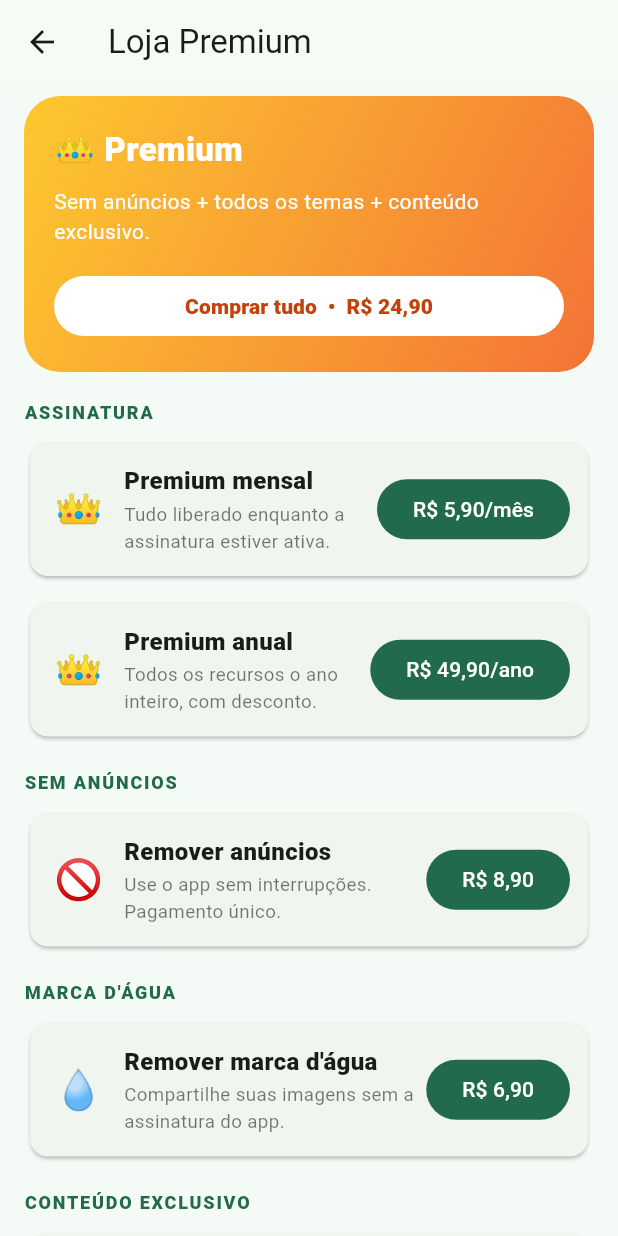
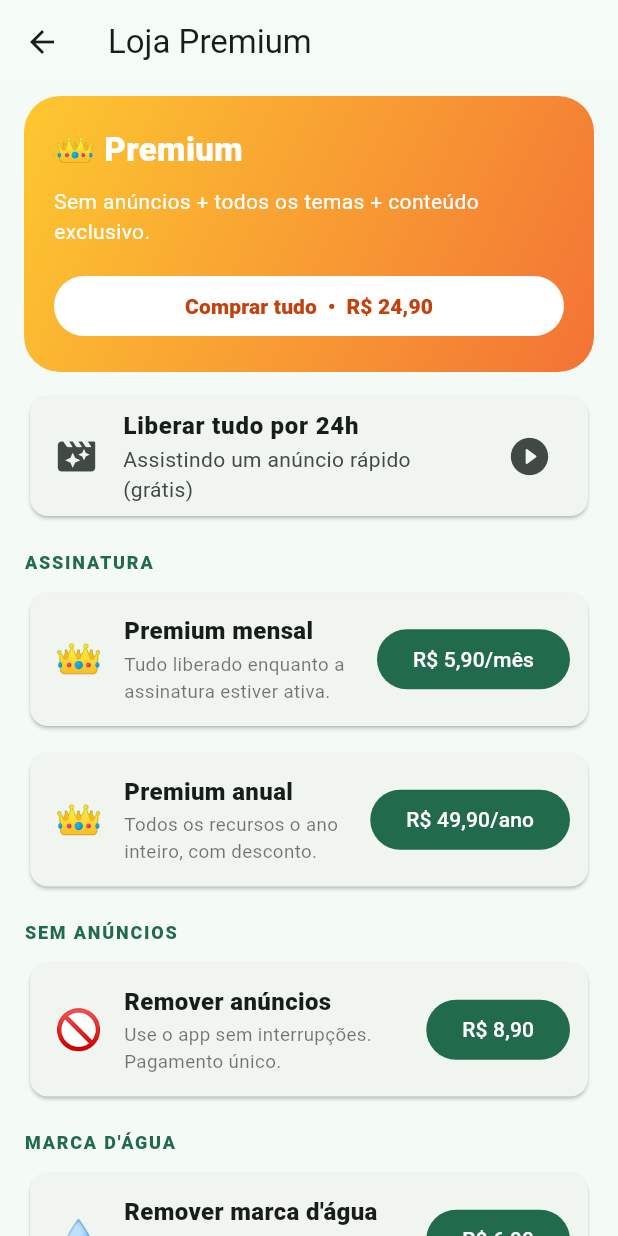
Before and after one commit to bruuhviiper-dev/foco, a Flutter app: the StoreScreen screen opened directly, on a phone screen of 412 x 824 dp. Run offline on Flutter 3.47's test engine with Material 3 defaults, Android fonts, the light colour scheme and no system bars; our stand-ins replace flutter_local_notifications, flutter_timezone, google_fonts, image_picker, share_plus, shared_preferences and 1 more; missing offline and left inert: gal; accounts and stored records are empty.

Commit message:
Monetizacao: PRO temporario (anuncio 24h) libera tudo + card 'Liberar por 24h' na loja

```diff
--- a/lib/screens/store_screen.dart
+++ b/lib/screens/store_screen.dart
@@ -34,12 +34,32 @@ class StoreScreen extends StatelessWidget {
         children: [
           if (state.isPremium)
             _Badge()
-          else
+          else ...[
             _BundleCard(
               price:
                   PurchaseService.instance.priceOf(StoreProducts.premiumBundle.id),
               onBuy: () => _buy(context, StoreProducts.premiumBundle.id),
             ),
+            const SizedBox(height: 12),
+            Card(
+              child: ListTile(
+                leading: const Icon(Icons.movie_filter_rounded, size: 30),
+                title: const Text('Liberar tudo por 24h',
+                    style: TextStyle(fontWeight: FontWeight.w800)),
+                subtitle: const Text('Assistindo um anúncio rápido (grátis)'),
+                trailing: const Icon(Icons.play_circle_fill_rounded, size: 30),
+                onTap: () {
+                  context
+                      .read<AppState>()
+                      .grantTemporaryPro(const Duration(hours: 24));
+                  ScaffoldMessenger.of(context)
+                    ..hideCurrentSnackBar()
+                    ..showSnackBar(const SnackBar(
+                        content: Text('Tudo liberado por 24h! 🎉')));
+                },
+              ),
+            ),
+          ],
           const SizedBox(height: 18),
           if (!state.isSubscriber) ...[
             const _SectionTitle('Assinatura'),
--- a/lib/services/app_state.dart
+++ b/lib/services/app_state.dart
@@ -82,7 +82,8 @@ class AppState extends ChangeNotifier {
 
   // ----- premium / compras -----
   bool get isSubscriber => _subscriptions.isNotEmpty;
-  bool get hasBundle => _entitlements.contains(pBundle) || isSubscriber;
+  bool get hasBundle =>
+      _entitlements.contains(pBundle) || isSubscriber || hasTemporaryPro;
   bool get isPremium => hasBundle;
 
   bool ownsProduct(String id) =>
```
